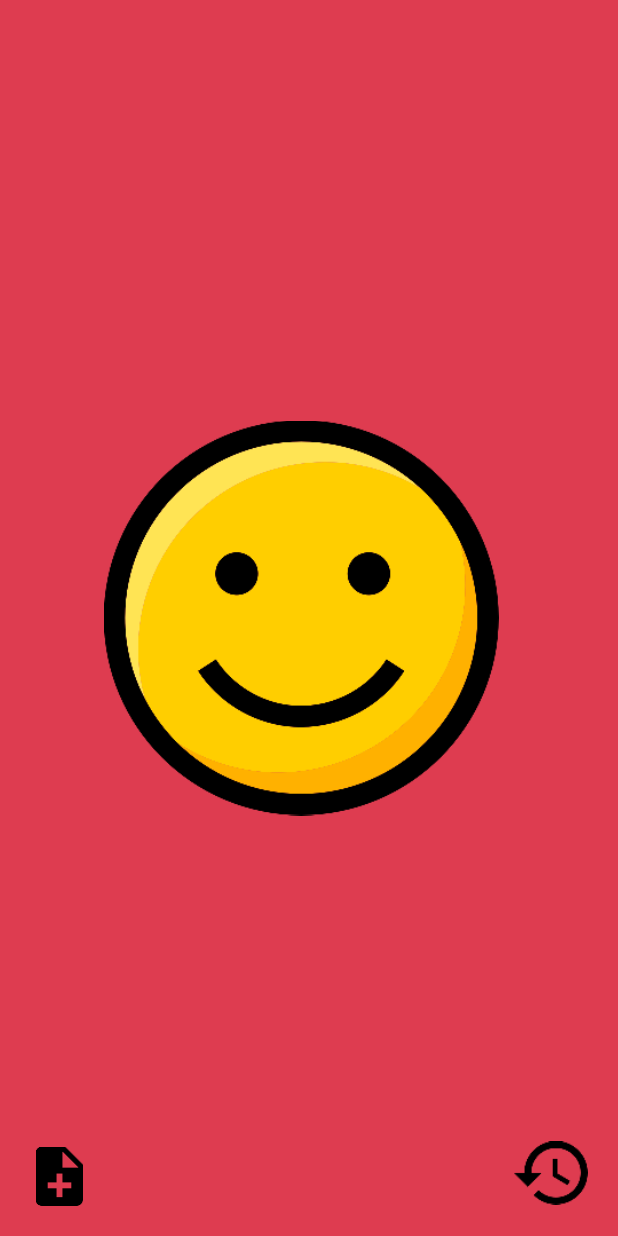
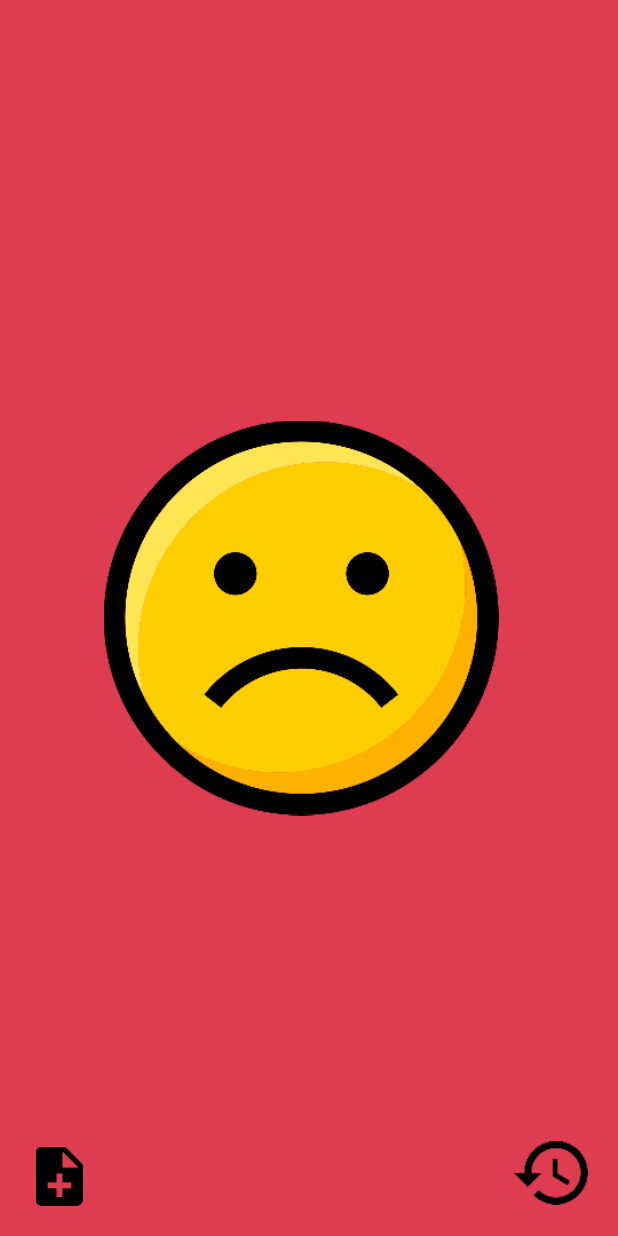
Before and after one commit to FLF69740/Projet-3-OC, an Android app: the screen it shows after launch (MainActivity), on a phone screen of 412 x 824 dp. Run offline under Robolectric (Android 15) with nearby library versions, the phone set to English and light mode, and no system bars.

Commit message:
Configuration of ImageView R.id.dynamic_smyley into mainFragment

```diff
--- a/app/src/main/java/com/example/francoislf/moodtracker/Controllers/MainActivity.java
+++ b/app/src/main/java/com/example/francoislf/moodtracker/Controllers/MainActivity.java
@@ -7,6 +7,7 @@ import android.os.Bundle;
 import com.example.francoislf.moodtracker.R;
 
 public class MainActivity extends AppCompatActivity {
+
 
     @Override
     protected void onCreate(Bundle savedInstanceState) {
@@ -19,7 +20,8 @@ public class MainActivity extends AppCompatActivity {
     private void configureViewPager(){
         ViewPager viewPager = (ViewPager) findViewById(R.id.activity_main_viewpager);
 
-        viewPager.setAdapter(new PageAdapter(getSupportFragmentManager(), getResources().getIntArray(R.array.colorPagesViewPager)));
+
+        viewPager.setAdapter(new PageAdapter(getSupportFragmentManager(), getResources().getIntArray(R.array.ColorPageFragment)));
     }
 
 }
--- a/app/src/main/java/com/example/francoislf/moodtracker/Controllers/MainFragment.java
+++ b/app/src/main/java/com/example/francoislf/moodtracker/Controllers/MainFragment.java
@@ -1,14 +1,15 @@
 package com.example.francoislf.moodtracker.Controllers;
 
 
+import android.graphics.Color;
 import android.os.Bundle;
 import android.support.v4.app.Fragment;
+import android.util.Log;
 import android.view.LayoutInflater;
 import android.view.View;
 import android.view.ViewGroup;
 import android.widget.ImageView;
 import android.widget.LinearLayout;
-import android.widget.TextView;
 
 import com.example.francoislf.moodtracker.R;
 
@@ -19,7 +20,7 @@ public class MainFragment extends Fragment {
 
 
     // Keys for Bundle
-    public static final String KEY_POSITION = "Position";
+    public static final String KEY_IMAGE = "Image";
     public static final String KEY_COLOR = "Color";
 
     public MainFragment() {
@@ -33,7 +34,7 @@ public class MainFragment extends Fragment {
 
         // Create Bundle and add data
         Bundle arg = new Bundle();
-        arg.putInt(KEY_POSITION, position);
+        arg.putInt(KEY_IMAGE, position);
         arg.putInt(KEY_COLOR, color);
         fragment.setArguments(arg);
 
@@ -48,12 +49,24 @@ public class MainFragment extends Fragment {
         View view = inflater.inflate(R.layout.fragment_main, container, false);
 
         // Widget configuration
+
         LinearLayout linearLayout = (LinearLayout) view.findViewById(R.id.fragment_page_LinearLayout);
+        ImageView imageView = (ImageView) view.findViewById(R.id.dynamic_smyley);
 
-        int position = getArguments().getInt(KEY_POSITION, -1);
-        int color = getArguments().getInt(KEY_COLOR, -1);
+        int position = getArguments().getInt(KEY_IMAGE, 3);
+        int color = getArguments().getInt(KEY_COLOR, 3);
 
         linearLayout.setBackgroundColor(color);
+
+        // ImageView configuration
+        switch (position){
+            case 0 : imageView.setImageResource(R.drawable.smiley_sad); break;
+            case 1 : imageView.setImageResource(R.drawable.smiley_disappointed); break;
+            case 2 : imageView.setImageResource(R.drawable.smiley_normal); break;
+            case 3 : imageView.setImageResource(R.drawable.smiley_happy); break;
+            case 4 : imageView.setImageResource(R.drawable.smiley_super_happy); break;
+            default: imageView.setImageResource(R.drawable.smiley_happy); break;
+        }
 
         return view;
     }
--- a/app/src/main/java/com/example/francoislf/moodtracker/Controllers/PageAdapter.java
+++ b/app/src/main/java/com/example/francoislf/moodtracker/Controllers/PageAdapter.java
@@ -3,6 +3,7 @@ package com.example.francoislf.moodtracker.Controllers;
 import android.support.v4.app.Fragment;
 import android.support.v4.app.FragmentManager;
 import android.support.v4.app.FragmentPagerAdapter;
+import android.widget.ImageView;
 
 /**
  * Created by slaye on 12/03/2018.
@@ -13,7 +14,7 @@ public class PageAdapter extends FragmentPagerAdapter {
     // Array of colors that will be passed to PageFragment
     private int[] color;
 
-    public PageAdapter(FragmentManager fm, int[] color ) {
+    public PageAdapter(FragmentManager fm, int[] color) {
         super(fm);
         this.color = color;
     }
--- a/app/src/main/java/com/example/francoislf/moodtracker/Views/VerticalViewPager.java
+++ b/app/src/main/java/com/example/francoislf/moodtracker/Views/VerticalViewPager.java
@@ -63,9 +63,9 @@ public class VerticalViewPager extends ViewPager{
 
     public MotionEvent changeXtoY(MotionEvent event){
 
-        Log.i("Location (XY) before : ", String.valueOf(event.getX()) + " ; " + String.valueOf(event.getY()));
+      //  Log.i("Location (XY) before : ", String.valueOf(event.getX()) + " ; " + String.valueOf(event.getY()));
         event.setLocation(event.getY(),event.getX());
-        Log.i("Location (YX) After  : ", String.valueOf(event.getX()) + " ; " + String.valueOf(event.getY()));
+      //  Log.i("Location (YX) After  : ", String.valueOf(event.getX()) + " ; " + String.valueOf(event.getY()));
 
         return event;
     }
--- a/app/src/main/res/values/colors.xml
+++ b/app/src/main/res/values/colors.xml
@@ -4,7 +4,7 @@
     <color name="colorPrimaryDark">#303F9F</color>
     <color name="colorAccent">#ff00796b</color>
 
-    <array name="colorPagesViewPager">
+    <array name="ColorPageFragment">
         <item>#ffde3c50</item>
         <item>#ff9b9b9b</item>
         <item>#a5468ad9</item>
```
